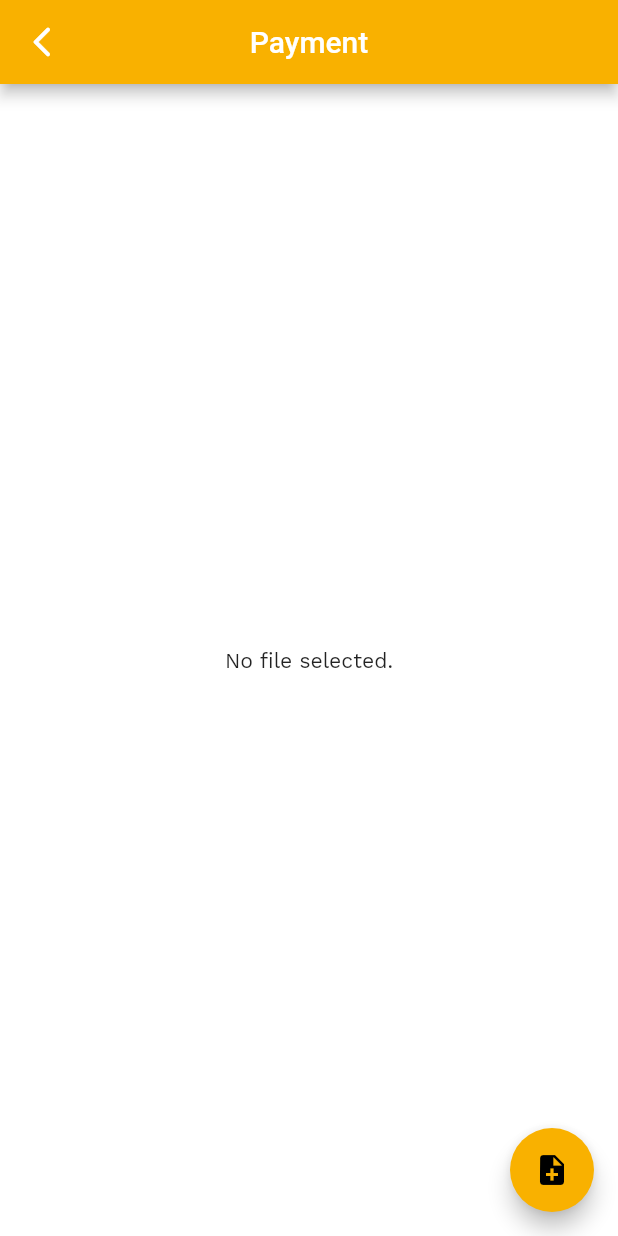
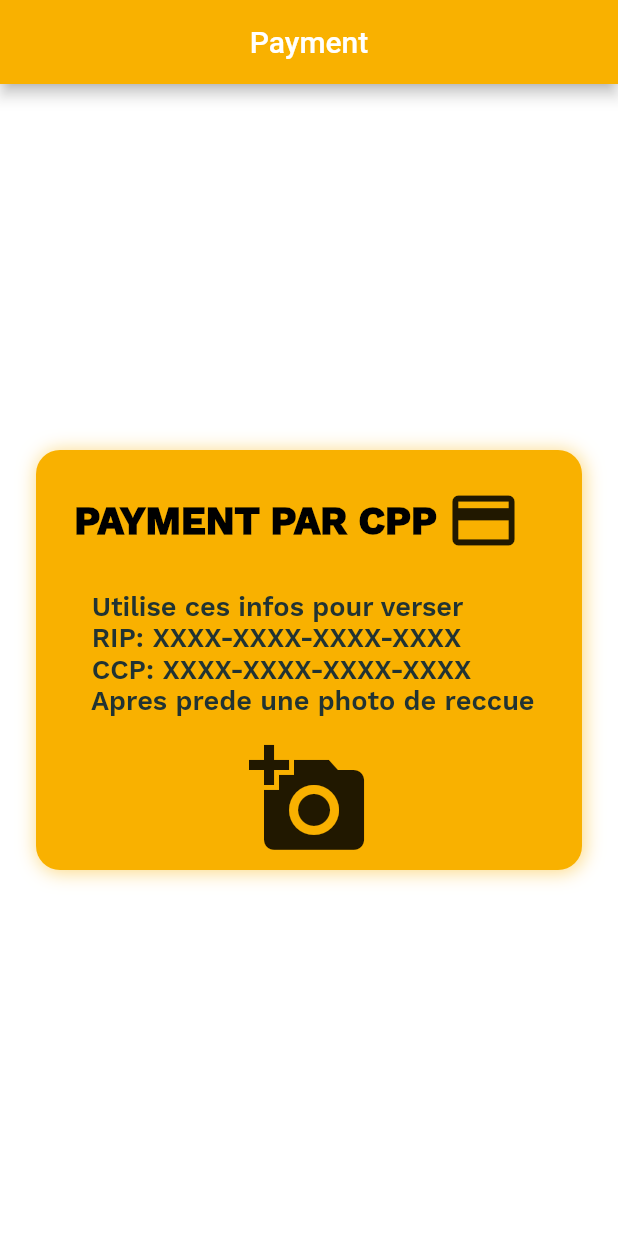
Before and after one commit to Atchaw/protour_traval, a Flutter app: the PaymentScreen screen opened directly, on a phone screen of 412 x 824 dp. Run offline on Flutter 3.47's test engine with Material 2 defaults, Android fonts, the phone set to English and light mode, and no system bars; our stand-ins replace carousel_slider, font_awesome_flutter, image_picker, pretty_qr_code, smooth_star_rating; missing offline and left inert: flutter_form_bloc, qr.

Commit message:
add payment sreen to all screnns

```diff
--- a/lib/assurance/assurance_form.dart
+++ b/lib/assurance/assurance_form.dart
@@ -1,6 +1,7 @@
 import 'package:flutter/material.dart';
 import 'package:flutter_form_bloc/flutter_form_bloc.dart';
 import 'package:protour_traval/navigatoin_home_screen.dart';
+import 'package:protour_traval/payment.dart';
 
 class AssuranceFormBloc extends FormBloc<String, String> {
   //--------------------------Bloc 2 ---------------
@@ -156,7 +157,7 @@ class _AssuranceFormState extends State<AssuranceForm> {
 
                     if (state.stepCompleted == state.lastStep) {
                       Navigator.of(context).pushReplacement(
-                          MaterialPageRoute(builder: (_) => SuccessScreen()));
+                          MaterialPageRoute(builder: (_) => PaymentScreen()));
                     }
                   },
                   onFailure: (context, state) {
--- a/lib/home/reservation_form.dart
+++ b/lib/home/reservation_form.dart
@@ -2,6 +2,7 @@ import 'package:flutter/material.dart';
 import 'package:flutter_form_bloc/flutter_form_bloc.dart';
 import 'package:protour_traval/app_theme.dart';
 import 'package:protour_traval/navigatoin_home_screen.dart';
+import 'package:protour_traval/payment.dart';
 
 class ReservationFormBloc extends FormBloc<String, String> {
   //--------------------------Bloc 1 ---------------
@@ -90,7 +91,7 @@ class ReservationForm extends StatelessWidget {
 
                       if (state.stepCompleted == state.lastStep) {
                         Navigator.of(context).pushReplacement(
-                            MaterialPageRoute(builder: (_) => SuccessScreen()));
+                            MaterialPageRoute(builder: (_) => PaymentScreen()));
                       }
                     },
                     onFailure: (context, state) {
--- a/lib/hotel_booking/reservation_form.dart
+++ b/lib/hotel_booking/reservation_form.dart
@@ -2,6 +2,7 @@ import 'package:flutter/material.dart';
 import 'package:flutter_form_bloc/flutter_form_bloc.dart';
 import 'package:protour_traval/app_theme.dart';
 import 'package:protour_traval/navigatoin_home_screen.dart';
+import 'package:protour_traval/payment.dart';
 
 class ReservationFormBloc extends FormBloc<String, String> {
   //--------------------------Bloc 1 ---------------
@@ -90,7 +91,7 @@ class ReservationForm extends StatelessWidget {
 
                       if (state.stepCompleted == state.lastStep) {
                         Navigator.of(context).pushReplacement(
-                            MaterialPageRoute(builder: (_) => SuccessScreen()));
+                            MaterialPageRoute(builder: (_) => PaymentScreen()));
                       }
                     },
                     onFailure: (context, state) {
--- a/lib/main_home_screen.dart
+++ b/lib/main_home_screen.dart
@@ -106,7 +106,7 @@ class _MainHomeScreenState extends State<MainHomeScreen>
     Navigator.push<dynamic>(
       context,
       MaterialPageRoute<dynamic>(
-        builder: (BuildContext context) => PaymentScreen(), //QrCodeScreen(),
+        builder: (BuildContext context) => QrCodeScreen(),
       ),
     );
   }
--- a/lib/payment.dart
+++ b/lib/payment.dart
@@ -3,7 +3,7 @@ import 'package:protour_traval/app_theme.dart';
 import 'dart:io';
 import 'package:http/http.dart';
 import 'package:http_parser/http_parser.dart';
-//import 'package:file_picker/file_picker.dart';
+import 'package:image_picker/image_picker.dart';
 
 class PaymentScreen extends StatefulWidget {
   @override
@@ -11,19 +11,19 @@ class PaymentScreen extends StatefulWidget {
 }
 
 class _PaymentScreenState extends State<PaymentScreen> {
-  File _file;
-  Future getFile() async {
-    /*
-    FilePickerResult pickedFile = await FilePicker.platform.pickFiles();
+  File _image;
+  final picker = ImagePicker();
+
+  Future getImage() async {
+    final pickedFile = await picker.getImage(source: ImageSource.camera);
 
     setState(() {
       if (pickedFile != null) {
-        _file = File(pickedFile.files.single.path);
+        _image = File(pickedFile.path);
       } else {
-        print('No file selected.');
+        print('No image selected.');
       }
     });
-    */
   }
 
   @override
@@ -36,13 +36,85 @@ class _PaymentScreenState extends State<PaymentScreen> {
           title: Text('Payment'),
         ),
         body: Center(
-          child: _file == null ? Text('No file selected.') : Text(_file.path),
+          child: InkWell(
+            child: Padding(
+              padding: const EdgeInsets.all(24),
+              child: Container(
+                height: 280,
+                decoration: BoxDecoration(
+                  color: AppTheme.nearlyDarkYellow,
+                  borderRadius: const BorderRadius.all(
+                    Radius.circular(16.0),
+                  ),
+                  boxShadow: <BoxShadow>[
+                    BoxShadow(
+                        color: AppTheme.nearlyDarkYellow.withOpacity(0.5),
+                        offset: const Offset(1.1, 1.1),
+                        blurRadius: 10.0),
+                  ],
+                ),
+                child: Center(
+                    child: Column(
+                  children: <Widget>[
+                    Expanded(
+                      child: Row(
+                        children: <Widget>[
+                          Padding(
+                            padding: const EdgeInsets.only(left: 18, right: 6),
+                            child: Text(
+                              ' PAYMENT PAR CPP',
+                              textAlign: TextAlign.left,
+                              style: TextStyle(
+                                fontWeight: FontWeight.w900,
+                                fontSize: 26,
+                                letterSpacing: 0.0,
+                                color: AppTheme.black,
+                              ),
+                            ),
+                          ),
+                          Icon(
+                            Icons.payment,
+                            size: 50,
+                          ),
+                        ],
+                      ),
+                    ),
+                    Expanded(
+                      child: Text(
+                        ' Utilise ces infos pour verser \n RIP: XXXX-XXXX-XXXX-XXXX\n CCP: XXXX-XXXX-XXXX-XXXX\n Apres prede une photo de reccue',
+                        textAlign: TextAlign.left,
+                        style: TextStyle(
+                          fontWeight: FontWeight.w600,
+                          fontSize: 18,
+                          letterSpacing: 0.0,
+                          color: AppTheme.nearlyBlack,
+                        ),
+                      ),
+                    ),
+                    Expanded(
+                      child: Icon(
+                        Icons.add_a_photo,
+                        size: 80,
+                      ),
+                    ),
+                  ],
+                )),
+              ),
+            ),
+            onTap: () {
+              getImage();
+            },
+          ),
+        ), /*  child:
+              _image == null ? Text('No image selected.') : Image.file(_image),
+        ),*/
+        /*
+        floatingActionButton: FloatingActionButton(
+          onPressed: getImage,
+          tooltip: 'Pick Image',
+          child: Icon(Icons.add_a_photo),
         ),
-        floatingActionButton: FloatingActionButton(
-          onPressed: getFile,
-          tooltip: 'Pick Image',
-          child: Icon(Icons.note_add),
-        ),
+        */
       ),
     );
   }
--- a/lib/visa/visa_form.dart
+++ b/lib/visa/visa_form.dart
@@ -1,6 +1,7 @@
 import 'package:flutter/material.dart';
 import 'package:flutter_form_bloc/flutter_form_bloc.dart';
 import 'package:protour_traval/navigatoin_home_screen.dart';
+import 'package:protour_traval/payment.dart';
 
 class VisaFormBloc extends FormBloc<String, String> {
   //--------------------------Bloc 2 ---------------
@@ -166,7 +167,7 @@ class _VisaFormState extends State<VisaForm> {
 
                     if (state.stepCompleted == state.lastStep) {
                       Navigator.of(context).pushReplacement(
-                          MaterialPageRoute(builder: (_) => SuccessScreen()));
+                          MaterialPageRoute(builder: (_) => PaymentScreen()));
                     }
                   },
                   onFailure: (context, state) {
--- a/lib/vole_ticket/reservation_form.dart
+++ b/lib/vole_ticket/reservation_form.dart
@@ -2,6 +2,7 @@ import 'package:flutter/material.dart';
 import 'package:flutter_form_bloc/flutter_form_bloc.dart';
 import 'package:protour_traval/app_theme.dart';
 import 'package:protour_traval/navigatoin_home_screen.dart';
+import 'package:protour_traval/payment.dart';
 
 class ReservationFormBloc extends FormBloc<String, String> {
   //--------------------------Bloc 1 ---------------
@@ -90,7 +91,7 @@ class ReservationForm extends StatelessWidget {
 
                       if (state.stepCompleted == state.lastStep) {
                         Navigator.of(context).pushReplacement(
-                            MaterialPageRoute(builder: (_) => SuccessScreen()));
+                            MaterialPageRoute(builder: (_) => PaymentScreen()));
                       }
                     },
                     onFailure: (context, state) {
--- a/pubspec.yaml
+++ b/pubspec.yaml
@@ -36,8 +36,8 @@ dependencies:
   url_launcher: ^5.4.0
   pretty_qr_code: ^0.0.7
   qr: ^1.2.0
-  file_picker: ^2.1.6
-
+  #file_picker: ^2.0.11
+  image_picker: ^0.6.0
 
 
 dev_dependencies:
```
Also changed, not shown: pubspec.lock, 1 other file.
